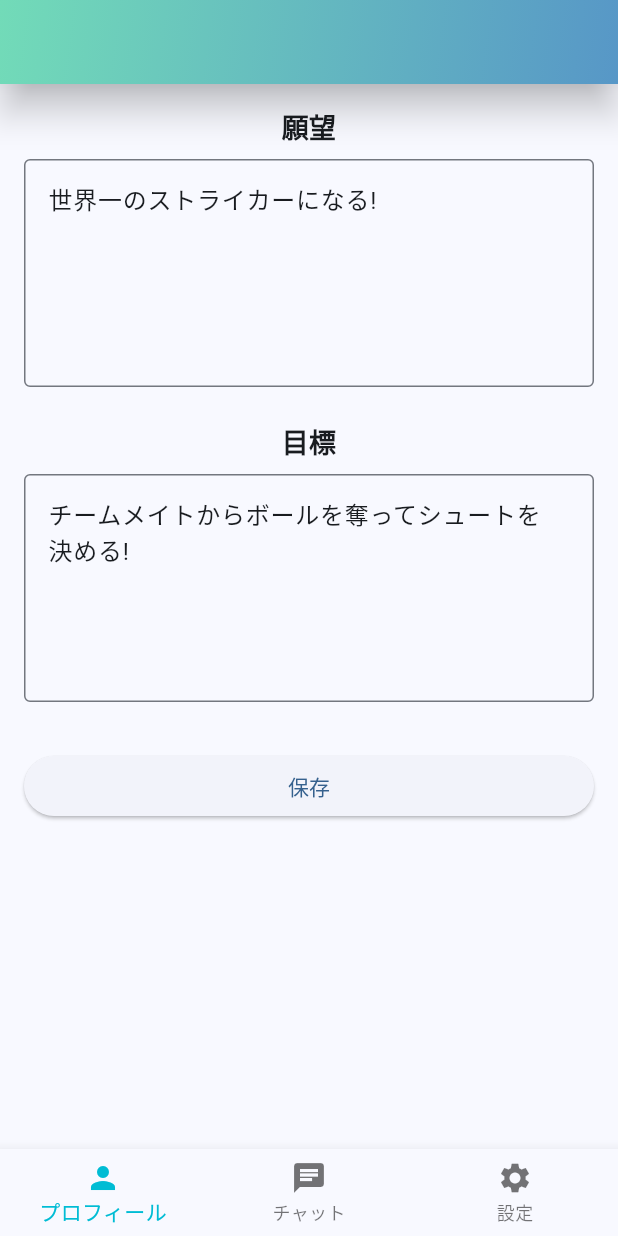
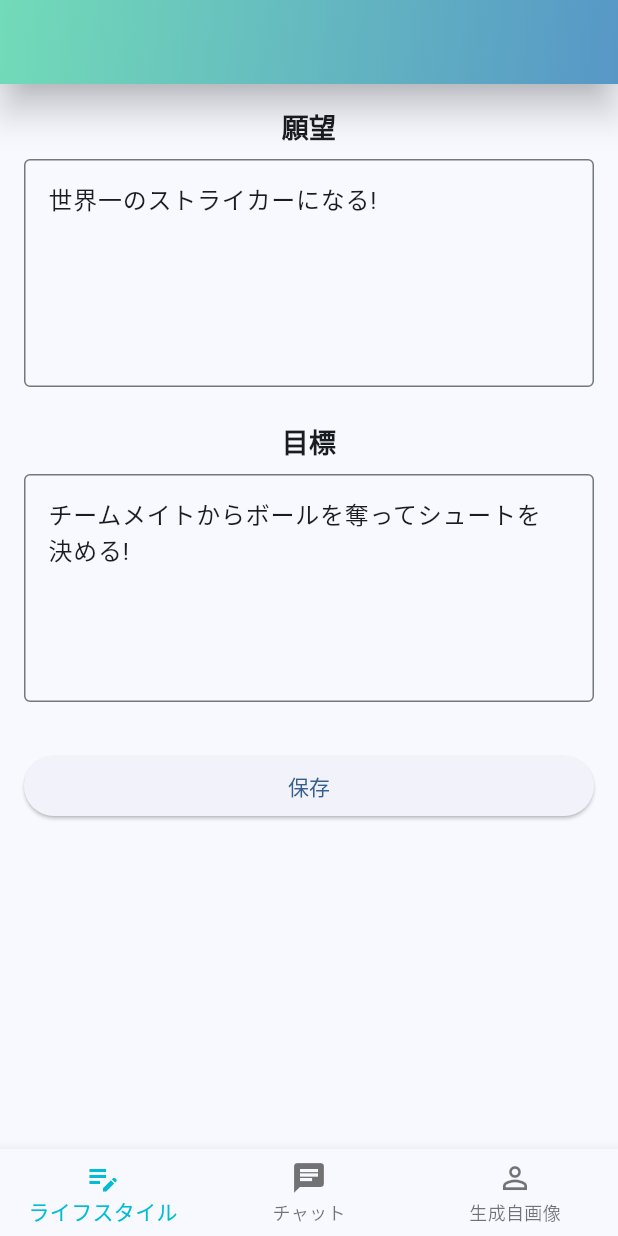
Before and after one commit to yamamomo2022/balance_ai_agent, a Flutter app: the LifestylePage screen opened directly, on a phone screen of 412 x 824 dp. Run offline on Flutter 3.47's test engine with Material 3 defaults, Android fonts, the phone set to English and light mode, and no system bars; our stand-ins replace dio, firebase_auth, firebase_core, flutter_chat_types, flutter_chat_ui, flutter_dotenv; accounts and stored records are empty; generated files the repository leaves out were written again.

Commit message:
feat: update bottom navigation bar icons and labels
- Changed the icon and label for the first item to 'ライフスタイル'
- Changed the icon and label for the third item to '生成自画像'

```diff
--- a/lib/widgets/app_bottom_nav_bar.dart
+++ b/lib/widgets/app_bottom_nav_bar.dart
@@ -17,16 +17,16 @@ class AppBottomNavBar extends StatelessWidget {
       currentIndex: currentIndex,
       items: const [
         BottomNavigationBarItem(
-          icon: Icon(Icons.person),
-          label: 'プロフィール',
+          icon: Icon(Icons.edit_note),
+          label: 'ライフスタイル',
         ),
         BottomNavigationBarItem(
           icon: Icon(Icons.chat),
           label: 'チャット',
         ),
         BottomNavigationBarItem(
-          icon: Icon(Icons.settings),
-          label: '設定',
+          icon: Icon(Icons.person_outline),
+          label: '生成自画像',
         ),
       ],
       selectedItemColor: Colors.cyan,
```
